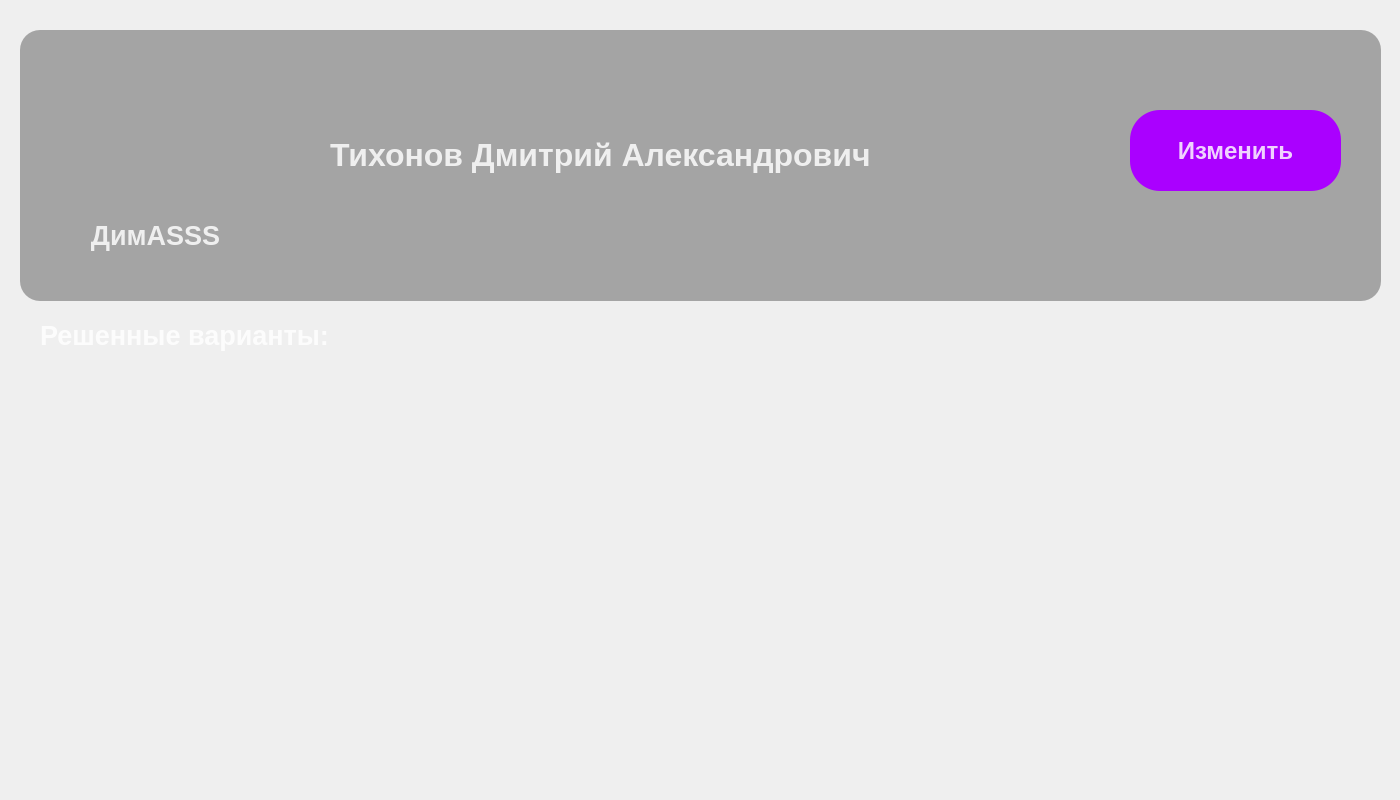
The window that Python_files/UI_files/Profile.ui (tixdim/QT_school) describes before a commit, drawn with Qt 5.
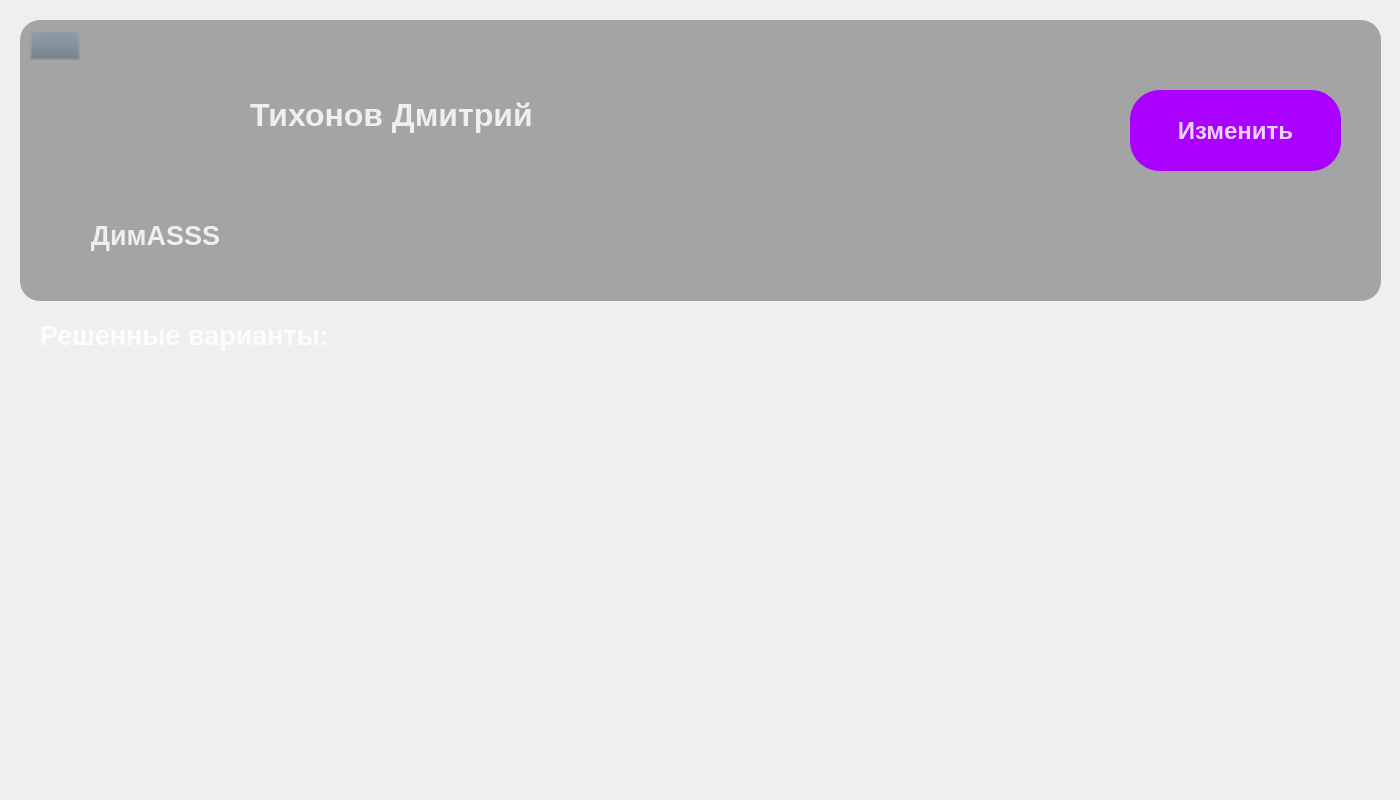
The same window after the commit. Icons and pictures are not drawn.

Diff of the .ui file:
```diff
--- a/Python_files/UI_files/Profile.ui
+++ b/Python_files/UI_files/Profile.ui
@@ -18,6 +18,24 @@
   <property name="windowTitle">
    <string>Form</string>
   </property>
+  <property name="styleSheet">
+   <string notr="true">QPushButton#change_btn{
+	background-color: rgb(170, 0, 255);
+	border-radius:30px;
+	color: rgba(255, 255, 255, 210);
+}
+QPushButton#back{
+	background-color: rgba(105, 118, 132, 0);
+}
+QPushButton#back:pressed{
+	padding-left: 2px;
+	padding-top: 2px;
+}
+QPushButton#change_btn:pressed{
+	padding-left: 2px;
+	padding-top: 2px;
+}</string>
+  </property>
   <widget class="QLabel" name="user_icon">
    <property name="geometry">
     <rect>
@@ -57,8 +75,8 @@
   <widget class="QLabel" name="user_FIO">
    <property name="geometry">
     <rect>
-     <x>330</x>
-     <y>70</y>
+     <x>250</x>
+     <y>30</y>
      <width>721</width>
      <height>171</height>
     </rect>
@@ -67,14 +85,14 @@
     <string notr="true">color: rgba(255, 255, 255, 210);</string>
    </property>
    <property name="text">
-    <string>&lt;html&gt;&lt;head/&gt;&lt;body&gt;&lt;p&gt;&lt;span style=&quot; font-size:24pt; font-weight:600;&quot;&gt;Тихонов Дмитрий Александрович&lt;/span&gt;&lt;/p&gt;&lt;/body&gt;&lt;/html&gt;</string>
+    <string>&lt;html&gt;&lt;head/&gt;&lt;body&gt;&lt;p&gt;&lt;span style=&quot; font-size:24pt; font-weight:600;&quot;&gt;Тихонов Дмитрий&lt;/span&gt;&lt;/p&gt;&lt;/body&gt;&lt;/html&gt;</string>
    </property>
   </widget>
   <widget class="QPushButton" name="change_btn">
    <property name="geometry">
     <rect>
      <x>1130</x>
-     <y>110</y>
+     <y>90</y>
      <width>211</width>
      <height>81</height>
     </rect>
@@ -87,9 +105,7 @@
     </font>
    </property>
    <property name="styleSheet">
-    <string notr="true">background-color: rgb(170, 0, 255);
-border-radius:30px;
-color: rgba(255, 255, 255, 210);</string>
+    <string notr="true"/>
    </property>
    <property name="text">
     <string>Изменить</string>
@@ -122,9 +138,9 @@
    <property name="geometry">
     <rect>
      <x>20</x>
-     <y>30</y>
+     <y>20</y>
      <width>1361</width>
-     <height>271</height>
+     <height>281</height>
     </rect>
    </property>
    <property name="styleSheet">
@@ -168,6 +184,29 @@
     <layout class="QVBoxLayout" name="verticalLayout"/>
    </widget>
   </widget>
+  <widget class="QPushButton" name="back">
+   <property name="geometry">
+    <rect>
+     <x>30</x>
+     <y>30</y>
+     <width>50</width>
+     <height>30</height>
+    </rect>
+   </property>
+   <property name="text">
+    <string/>
+   </property>
+   <property name="icon">
+    <iconset>
+     <normaloff>../Images/right-arrows.png</normaloff>../Images/right-arrows.png</iconset>
+   </property>
+   <property name="iconSize">
+    <size>
+     <width>30</width>
+     <height>30</height>
+    </size>
+   </property>
+  </widget>
   <zorder>label</zorder>
   <zorder>user_icon</zorder>
   <zorder>user_nickname</zorder>
@@ -175,6 +214,7 @@
   <zorder>change_btn</zorder>
   <zorder>variants</zorder>
   <zorder>scrollArea</zorder>
+  <zorder>back</zorder>
  </widget>
  <resources/>
  <connections/>
```
